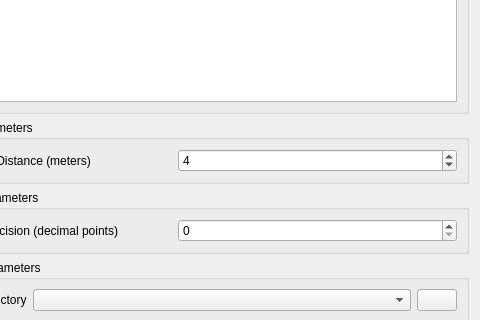
dsgoficial/DsgTools, file DsgTools/gui/AboutAndFurtherInfo/Options/options.ui: the form before one commit; both pictures show x 130 to 610 and y 368 to 688 of the 610 by 870 pixel window.
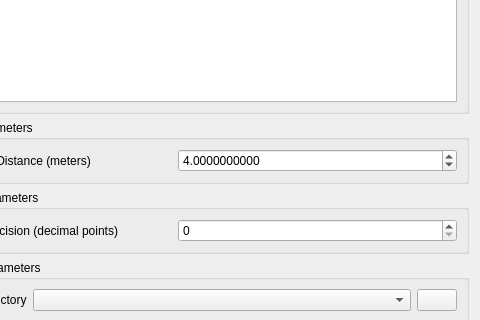
The form after the commit. Icons and pictures are not drawn. Custom widgets are drawn as their Qt base class.

```diff
--- a/DsgTools/gui/AboutAndFurtherInfo/Options/options.ui
+++ b/DsgTools/gui/AboutAndFurtherInfo/Options/options.ui
@@ -204,12 +204,15 @@
        </widget>
       </item>
       <item row="0" column="1">
-       <widget class="QgsSpinBox" name="minSegmentDistanceQgsSpinBox">
+       <widget class="QgsDoubleSpinBox" name="minSegmentDistanceQgsSpinBox">
+        <property name="decimals">
+         <number>10</number>
+        </property>
         <property name="maximum">
-         <number>999999999</number>
+         <double>100000000000000004764729344.000000000000000</double>
         </property>
         <property name="value">
-         <number>4</number>
+         <double>4.000000000000000</double>
         </property>
        </widget>
       </item>
```
